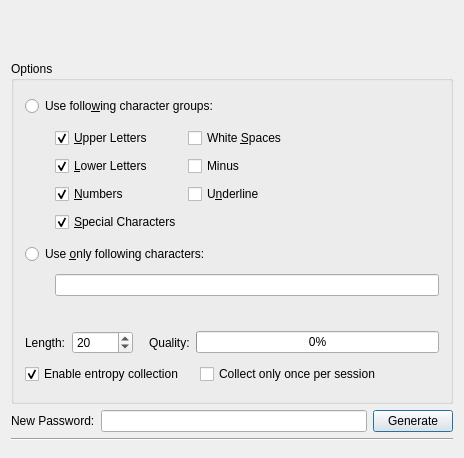
thooge/keepassx1, file src/forms/PasswordGenDlg.ui: the form before one commit.
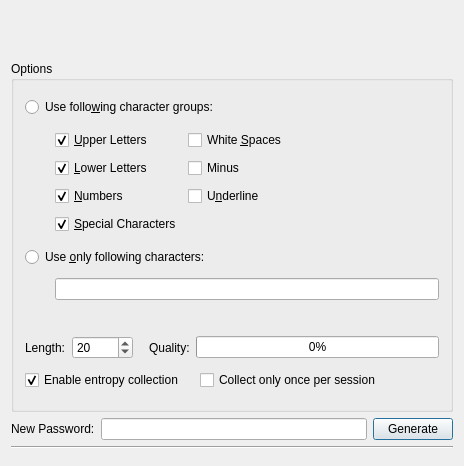
The form after the commit.

Commit message: removed some unused files, made file dialog wrapper use native dialogs again, fixed password dialog not remembering last key location/type, disabled precompiled headers when buidling universal binaries, updated changelog, fixed size problems of some dialogs

Diff of the .ui file:
```diff
--- a/src/forms/PasswordGenDlg.ui
+++ b/src/forms/PasswordGenDlg.ui
@@ -6,15 +6,9 @@
     <x>0</x>
     <y>0</y>
     <width>462</width>
-    <height>458</height>
+    <height>466</height>
    </rect>
   </property>
-  <property name="sizePolicy" >
-   <sizepolicy vsizetype="Maximum" hsizetype="Maximum" >
-    <horstretch>0</horstretch>
-    <verstretch>0</verstretch>
-   </sizepolicy>
-  </property>
   <property name="windowTitle" >
    <string>Password Generator</string>
   </property>
```
The commit also changes 18 other files.
